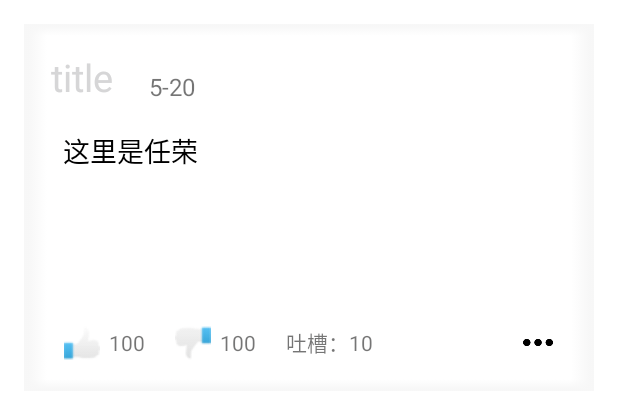
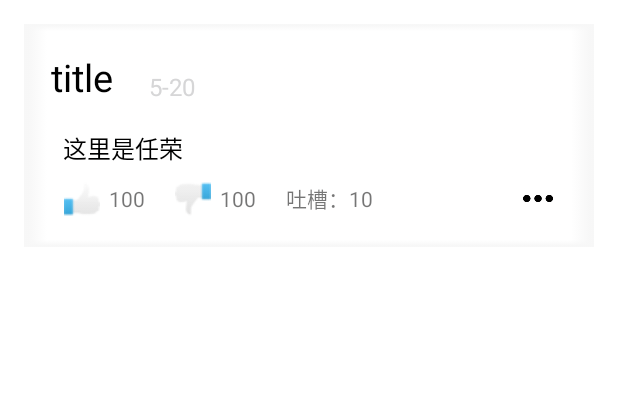
Before and after one commit to MathiasLuo/Android_Xamine, an Android app: the layout recy_item.xml on its own in the app's theme, with its tools: preview values and no code run, on a phone screen of 412 x 824 dp. Shown: the top 399 px of the screen. Run offline under Robolectric (Android 15) with nearby library versions, the phone set to English and light mode, and no system bars.

Commit message:
"基本完成了，修bug "

```diff
--- a/app/src/main/res/layout/dialog_layout.xml
+++ b/app/src/main/res/layout/dialog_layout.xml
@@ -2,7 +2,6 @@
 <LinearLayout xmlns:android="http://schemas.android.com/apk/res/android"
     android:layout_width="wrap_content"
     android:orientation="vertical"
-
     android:background="@drawable/pic_dialog"
     android:layout_height="wrap_content">
 
--- a/app/src/main/res/layout/fragment_my_show_.xml
+++ b/app/src/main/res/layout/fragment_my_show_.xml
@@ -14,8 +14,8 @@
         android:id="@+id/edit_my"
         android:layout_width="match_parent"
         android:layout_height="wrap_content"
-        android:layout_marginLeft="60dp"
-        android:layout_marginRight="60dp"
+        android:layout_marginLeft="80dp"
+        android:layout_marginRight="80dp"
         android:layout_marginTop="40dp"
         android:hint="输入查询或删除学生的姓名" />
 
--- a/app/src/main/res/layout/recy_item.xml
+++ b/app/src/main/res/layout/recy_item.xml
@@ -13,7 +13,7 @@
         android:layout_height="wrap_content"
         android:layout_margin="18dp"
         android:text="title"
-        android:textColor="@color/hint_foreground_material_light"
+        android:textColor="#000000"
         android:textSize="25sp" />
 
     <TextView
@@ -21,6 +21,7 @@
         android:layout_width="wrap_content"
         android:layout_height="wrap_content"
         android:layout_marginLeft="6dp"
+        android:textColor="@color/hint_foreground_material_light"
         android:layout_alignBottom="@+id/item_title_joke"
         android:layout_toEndOf="@+id/item_title_joke"
         android:layout_toRightOf="@+id/item_title_joke"
@@ -30,14 +31,14 @@
     <TextView
         android:id="@+id/item_text_joke"
         android:layout_width="match_parent"
-        android:layout_height="120dp"
+        android:layout_height="wrap_content"
         android:layout_below="@+id/item_title_joke"
         android:layout_centerHorizontal="true"
         android:layout_marginLeft="26dp"
         android:layout_marginRight="26dp"
         android:text="这里是任荣"
         android:textColor="#000000"
-        android:textSize="18sp" />
+        android:textSize="16sp" />
 
     <LinearLayout
         android:layout_width="wrap_content"
--- a/app/src/main/res/layout/recyclerview_item.xml
+++ b/app/src/main/res/layout/recyclerview_item.xml
@@ -23,7 +23,7 @@
         android:layout_marginLeft="6dp"
         android:layout_toEndOf="@+id/item_title"
         android:layout_toRightOf="@+id/item_title"
-        android:textSize="16sp"
+        android:textSize="15sp"
         tools:text="5-20" />
 
     <ImageView
```
Also changed, not shown: app/src/main/res/layout/fragment_joke_.xml (+7 -3 lines).
